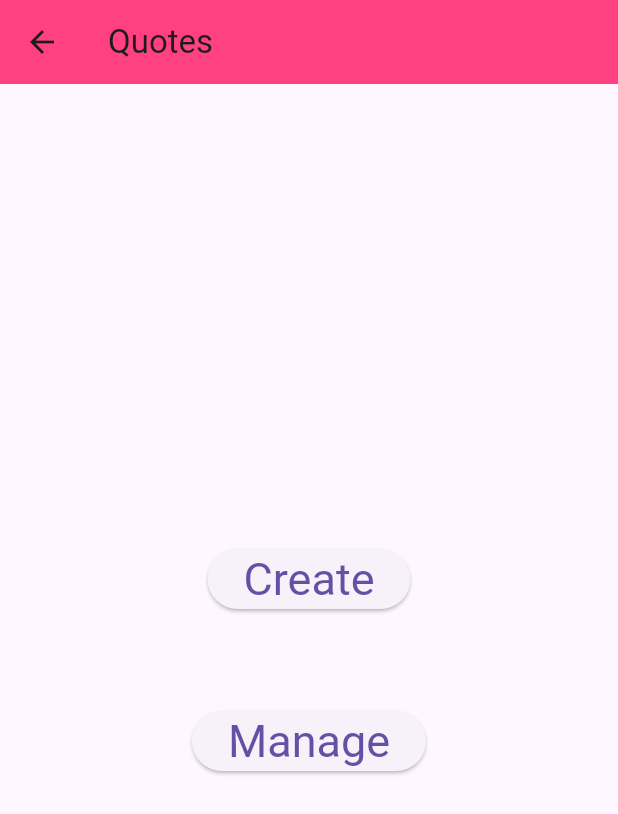
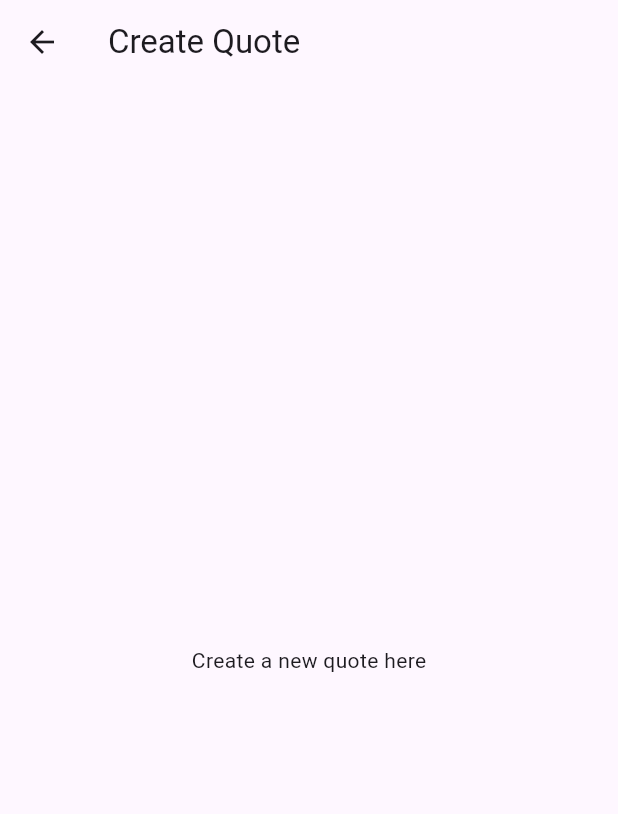
Before and after one commit to LukeKruger-Haye/ITMDA-Group-Project, a Flutter app: the QuotePage screen opened by its route, after a tap on "Create", on a phone screen of 412 x 824 dp. Shown: the top 814 px of the screen. Run offline on Flutter 3.47's test engine with Material 3 defaults, Android fonts, the phone set to English and light mode, and no system bars; our stand-ins replace local_auth, shared_preferences, sqflite; accounts and stored records are empty.

Commit message:
Connected create and manage screens to quote screen

```diff
--- a/app/shutterbook/lib/main.dart
+++ b/app/shutterbook/lib/main.dart
@@ -6,7 +6,10 @@ import 'package:shutterbook/pages/authentication/setup.dart';
 import 'package:shutterbook/pages/authentication/login.dart';
 
 import 'package:shutterbook/pages/bookings/bookings.dart';
+
 import 'package:shutterbook/pages/quotes/quote_screen.dart';
+import 'package:shutterbook/pages/quotes/create_quote.dart';
+import 'package:shutterbook/pages/quotes/manage_quote.dart';
 
 void main() {
   WidgetsFlutterBinding.ensureInitialized();
@@ -59,7 +62,9 @@ class _ShutterBookAppState extends State<ShutterBookApp> {
       routes: {
         '/home': (context) => const HomePage(),
         '/bookings': (context) => const BookingsPage(),
-        '/quotes/quote_screen.dart':(context) => const QuotePage()
+        '/quotes/quote_screen.dart':(context) => const QuotePage(),
+        '/quotes/create_quote.dart':(context) => const CreateQuotePage(),
+        '/quotes/manage_quote.dart':(context) => const ManageQuotePage(),
       },
     );
   }
--- a/app/shutterbook/lib/pages/quotes/create_quote.dart
+++ b/app/shutterbook/lib/pages/quotes/create_quote.dart
@@ -0,0 +1,17 @@
+import 'package:flutter/material.dart';
+
+class CreateQuotePage extends StatelessWidget {
+  const CreateQuotePage({super.key});
+
+  @override
+  Widget build(BuildContext context) {
+    return Scaffold(
+      appBar: AppBar(
+        title: const Text('Create Quote'),
+      ),
+      body: const Center(
+        child: Text('Create a new quote here'),
+      ),
+    );
+  }
+}
--- a/app/shutterbook/lib/pages/quotes/quote_screen.dart
+++ b/app/shutterbook/lib/pages/quotes/quote_screen.dart
@@ -1,6 +1,5 @@
 
 import 'package:flutter/material.dart';
-
 
 
 class QuotePage extends StatelessWidget{
@@ -10,6 +9,7 @@ const QuotePage({super.key});
   Widget build(BuildContext context) {
     // NOTE: QuoteScreen returns a Scaffold (not a MaterialApp) because MaterialApp
     // is already the root in main().
+
     return Scaffold(
       appBar: AppBar(
         backgroundColor: Colors.pinkAccent,
@@ -18,7 +18,7 @@ const QuotePage({super.key});
         body:const Buttons()
 
 
-        );
+      );
 
 
   }
@@ -33,11 +33,11 @@ class Buttons extends StatefulWidget{
 
 class ButtonsState extends State<Buttons>{
   void onPressedCreate(){
-
+    Navigator.pushNamed(context, '/quotes/create_quote.dart');
   }
 
   void onPressedManage(){
-
+    Navigator.pushNamed(context, '/quotes/manage_quote.dart');
   }
 
 
@@ -52,10 +52,9 @@ class ButtonsState extends State<Buttons>{
         const SizedBox(height :60),
         ElevatedButton(style:style, onPressed: onPressedManage, child: const Text("Manage"))
       ],
-
-
       ),
     );
+
   }
 
 }
```
Also changed, not shown: app/shutterbook/lib/pages/quotes/manage_quote.dart (+18 -0 lines).
